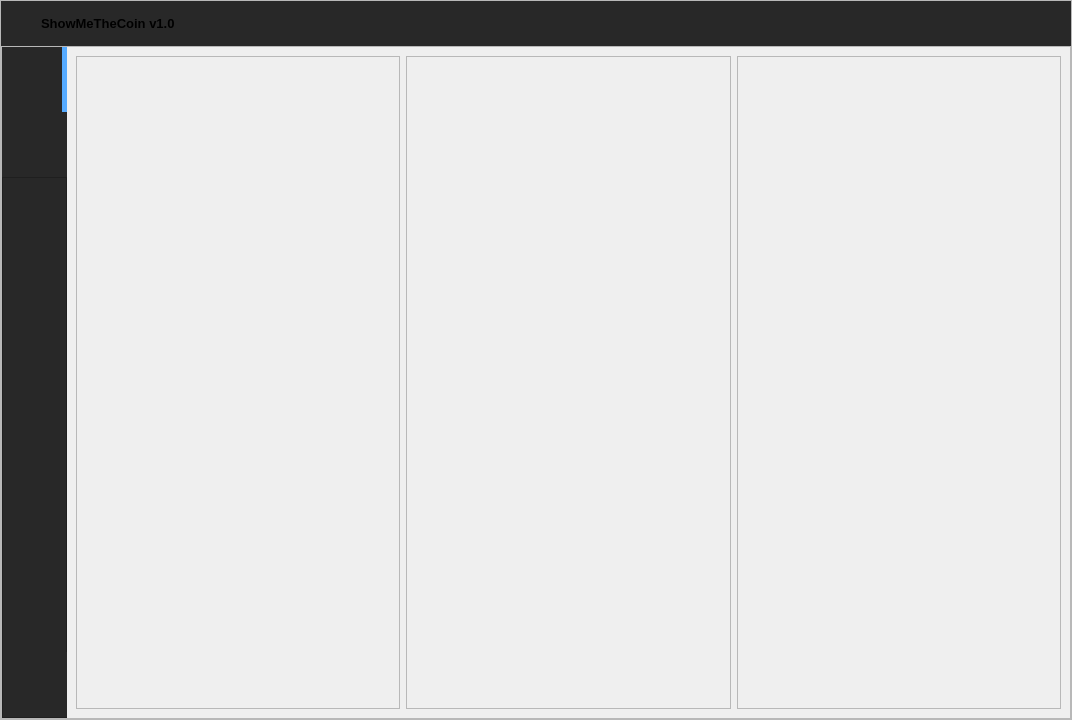
Before: the Qt Designer form src/styles/ui/main.ui in showmethecoin/upbit-trader, drawn with Qt 5.
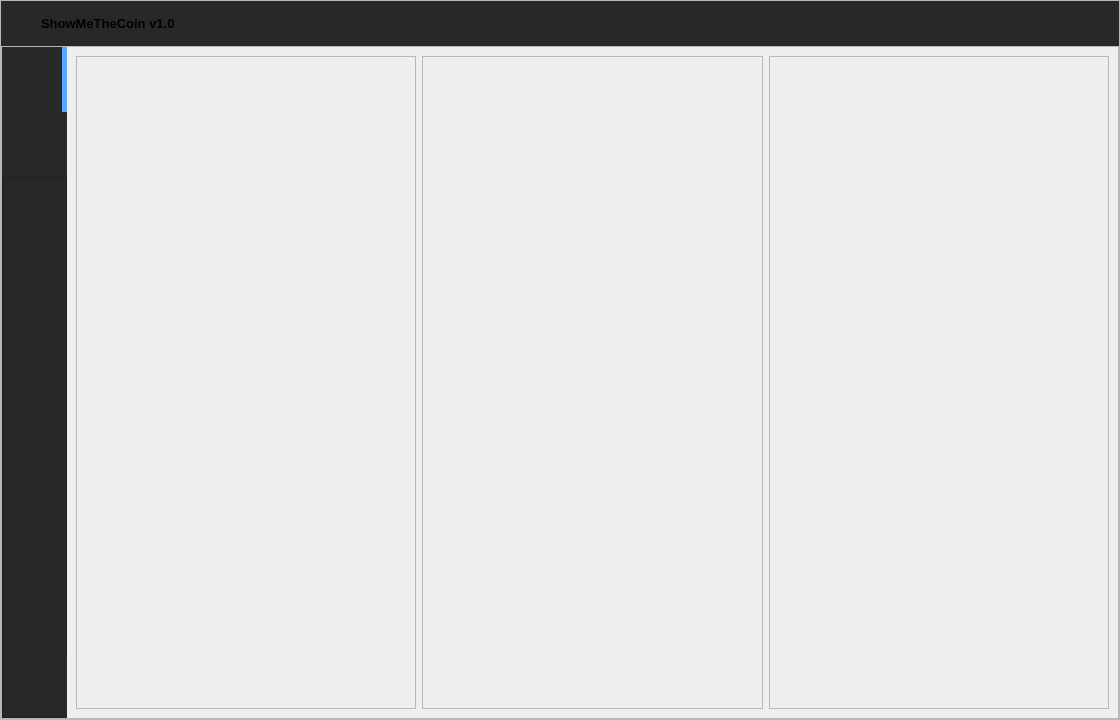
After: the same form once the commit is applied. Icons and pictures are not drawn.

```diff
--- a/src/styles/ui/main.ui
+++ b/src/styles/ui/main.ui
@@ -6,13 +6,13 @@
    <rect>
     <x>0</x>
     <y>0</y>
-    <width>1072</width>
+    <width>1120</width>
     <height>720</height>
    </rect>
   </property>
   <property name="minimumSize">
    <size>
-    <width>1000</width>
+    <width>1120</width>
     <height>720</height>
    </size>
   </property>
```
